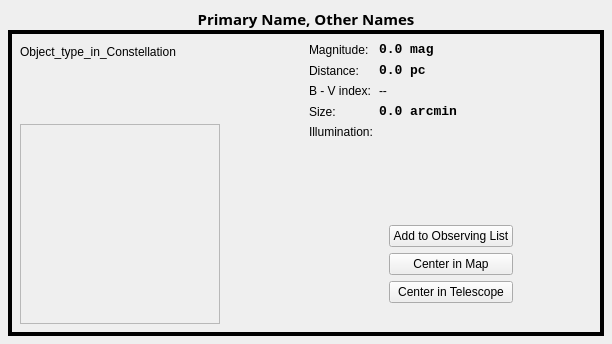
Old version of the form kstars/dialogs/details_data.ui in the repository KDE/kstars.
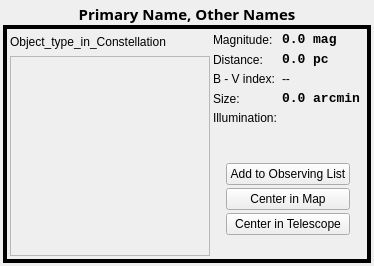
New version of the form. Custom widgets are drawn as their Qt base class.

Patch:
```diff
--- a/kstars/dialogs/details_data.ui
+++ b/kstars/dialogs/details_data.ui
@@ -6,16 +6,25 @@
    <rect>
     <x>0</x>
     <y>0</y>
-    <width>612</width>
-    <height>344</height>
+    <width>374</width>
+    <height>266</height>
    </rect>
   </property>
   <layout class="QVBoxLayout">
    <property name="spacing">
     <number>0</number>
    </property>
-   <property name="margin">
-    <number>8</number>
+   <property name="leftMargin">
+    <number>3</number>
+   </property>
+   <property name="topMargin">
+    <number>3</number>
+   </property>
+   <property name="rightMargin">
+    <number>3</number>
+   </property>
+   <property name="bottomMargin">
+    <number>3</number>
    </property>
    <item>
     <widget class="QLabel" name="Names">
@@ -57,15 +66,24 @@
      </property>
      <layout class="QHBoxLayout">
       <property name="spacing">
-       <number>6</number>
+       <number>3</number>
       </property>
-      <property name="margin">
-       <number>8</number>
+      <property name="leftMargin">
+       <number>3</number>
+      </property>
+      <property name="topMargin">
+       <number>3</number>
+      </property>
+      <property name="rightMargin">
+       <number>3</number>
+      </property>
+      <property name="bottomMargin">
+       <number>3</number>
       </property>
       <item>
        <layout class="QVBoxLayout">
         <property name="spacing">
-         <number>6</number>
+         <number>3</number>
         </property>
         <property name="margin">
          <number>0</number>
@@ -73,7 +91,7 @@
         <item>
          <layout class="QHBoxLayout">
           <property name="spacing">
-           <number>6</number>
+           <number>3</number>
           </property>
           <property name="margin">
            <number>0</number>
@@ -116,7 +134,7 @@
         <item>
          <layout class="QHBoxLayout">
           <property name="spacing">
-           <number>6</number>
+           <number>3</number>
           </property>
           <property name="margin">
            <number>0</number>
@@ -172,7 +190,7 @@
       <item>
        <layout class="QVBoxLayout">
         <property name="spacing">
-         <number>6</number>
+         <number>3</number>
         </property>
         <property name="margin">
          <number>0</number>
@@ -180,18 +198,27 @@
         <item>
          <layout class="QHBoxLayout">
           <property name="spacing">
-           <number>6</number>
+           <number>3</number>
           </property>
           <property name="margin">
            <number>0</number>
           </property>
           <item>
-           <layout class="QGridLayout">
-            <property name="margin">
+           <layout class="QGridLayout" name="dataGridLayout">
+            <property name="leftMargin">
+             <number>0</number>
+            </property>
+            <property name="topMargin">
+             <number>0</number>
+            </property>
+            <property name="rightMargin">
+             <number>0</number>
+            </property>
+            <property name="bottomMargin">
              <number>0</number>
             </property>
             <property name="spacing">
-             <number>6</number>
+             <number>5</number>
             </property>
             <item row="1" column="0">
              <widget class="KSHelpLabel" name="DistanceLabel">
@@ -332,13 +359,29 @@
         </item>
         <item>
          <widget class="QWidget" name="IncludeData" native="true">
-          <layout class="QVBoxLayout" name="verticalLayout_2"/>
+          <layout class="QVBoxLayout" name="verticalLayout_2">
+           <property name="spacing">
+            <number>3</number>
+           </property>
+           <property name="leftMargin">
+            <number>3</number>
+           </property>
+           <property name="topMargin">
+            <number>3</number>
+           </property>
+           <property name="rightMargin">
+            <number>3</number>
+           </property>
+           <property name="bottomMargin">
+            <number>3</number>
+           </property>
+          </layout>
          </widget>
         </item>
         <item>
          <layout class="QHBoxLayout">
           <property name="spacing">
-           <number>6</number>
+           <number>3</number>
           </property>
           <property name="margin">
            <number>0</number>
@@ -359,9 +402,18 @@
           <item>
            <layout class="QVBoxLayout">
             <property name="spacing">
-             <number>6</number>
+             <number>3</number>
             </property>
-            <property name="margin">
+            <property name="leftMargin">
+             <number>0</number>
+            </property>
+            <property name="topMargin">
+             <number>0</number>
+            </property>
+            <property name="rightMargin">
+             <number>0</number>
+            </property>
+            <property name="bottomMargin">
              <number>0</number>
             </property>
             <item>
```
Left out of the diff: 80 changed lines with no effect on the pictures.
